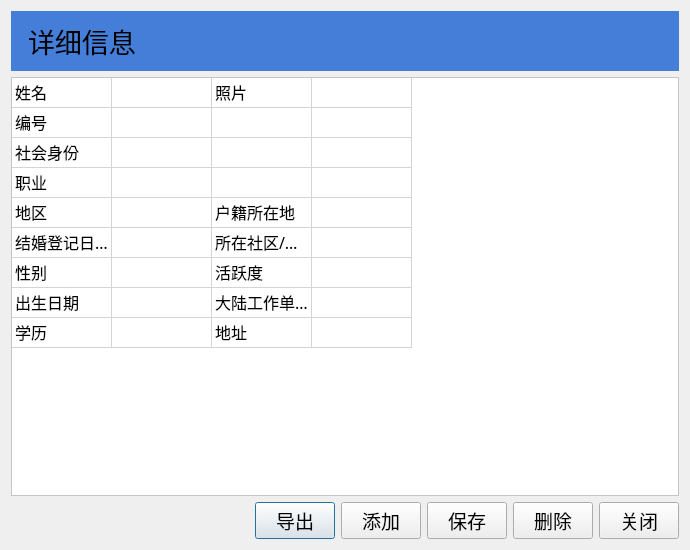
Before: the Qt Designer form ui/page_elements/detail_page/dialog.ui in ArcherLuo233/election-s-prediction, drawn with Qt 5.
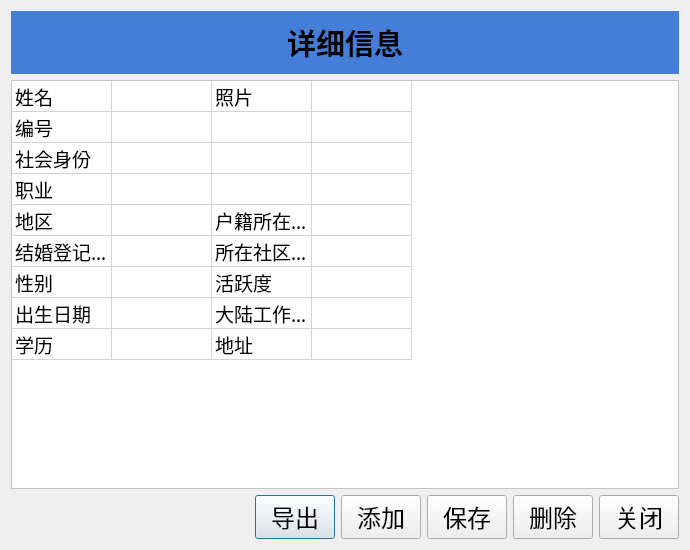
After: the same form once the commit is applied.

The edit to the form file:
```diff
--- a/ui/page_elements/detail_page/dialog.ui
+++ b/ui/page_elements/detail_page/dialog.ui
@@ -12,7 +12,7 @@
   </property>
   <property name="font">
    <font>
-    <family>微软雅黑</family>
+    <family>华文新魏</family>
     <pointsize>14</pointsize>
    </font>
   </property>
@@ -36,8 +36,8 @@
        <rect>
         <x>0</x>
         <y>0</y>
-        <width>668</width>
-        <height>528</height>
+              <width>672</width>
+              <height>532</height>
        </rect>
       </property>
       <layout class="QVBoxLayout" name="verticalLayout_2">
@@ -57,8 +57,10 @@
         <widget class="QLabel" name="label">
          <property name="font">
           <font>
-              <family>微软雅黑</family>
-           <pointsize>20</pointsize>
+                 <family>楷体</family>
+                 <pointsize>22</pointsize>
+                 <weight>75</weight>
+                 <bold>true</bold>
           </font>
          </property>
          <property name="styleSheet">
@@ -68,14 +70,19 @@
          <property name="text">
           <string>详细信息</string>
          </property>
+            <property name="alignment">
+                <set>Qt::AlignCenter</set>
+            </property>
         </widget>
        </item>
        <item>
         <widget class="QTableWidget" name="tableWidget">
          <property name="font">
           <font>
-              <family>微软雅黑</family>
-           <pointsize>12</pointsize>
+                 <family>黑体</family>
+                 <pointsize>14</pointsize>
+                 <weight>50</weight>
+                 <bold>false</bold>
           </font>
          </property>
          <property name="styleSheet">
@@ -322,8 +329,8 @@
           <widget class="QPushButton" name="btn_export">
            <property name="font">
             <font>
-                <family>微软雅黑</family>
-             <pointsize>14</pointsize>
+                   <family>华文新魏</family>
+                   <pointsize>18</pointsize>
             </font>
            </property>
            <property name="cursor">
@@ -338,8 +345,8 @@
           <widget class="QPushButton" name="btn_append">
            <property name="font">
             <font>
-                <family>微软雅黑</family>
-             <pointsize>14</pointsize>
+                   <family>华文新魏</family>
+                   <pointsize>18</pointsize>
             </font>
            </property>
            <property name="cursor">
@@ -354,8 +361,8 @@
           <widget class="QPushButton" name="btn_modify">
            <property name="font">
             <font>
-                <family>微软雅黑</family>
-             <pointsize>14</pointsize>
+                   <family>华文新魏</family>
+                   <pointsize>18</pointsize>
             </font>
            </property>
            <property name="cursor">
@@ -370,8 +377,8 @@
           <widget class="QPushButton" name="btn_delete">
            <property name="font">
             <font>
-                <family>微软雅黑</family>
-             <pointsize>14</pointsize>
+                   <family>华文新魏</family>
+                   <pointsize>18</pointsize>
             </font>
            </property>
            <property name="cursor">
@@ -386,8 +393,8 @@
           <widget class="QPushButton" name="btn_close">
            <property name="font">
             <font>
-                <family>微软雅黑</family>
-             <pointsize>14</pointsize>
+                   <family>华文新魏</family>
+                   <pointsize>18</pointsize>
             </font>
            </property>
            <property name="cursor">
```
Left out of the diff: 3 changed lines with no effect on the pictures. Lines whose indentation alone changed are shown as unchanged.
